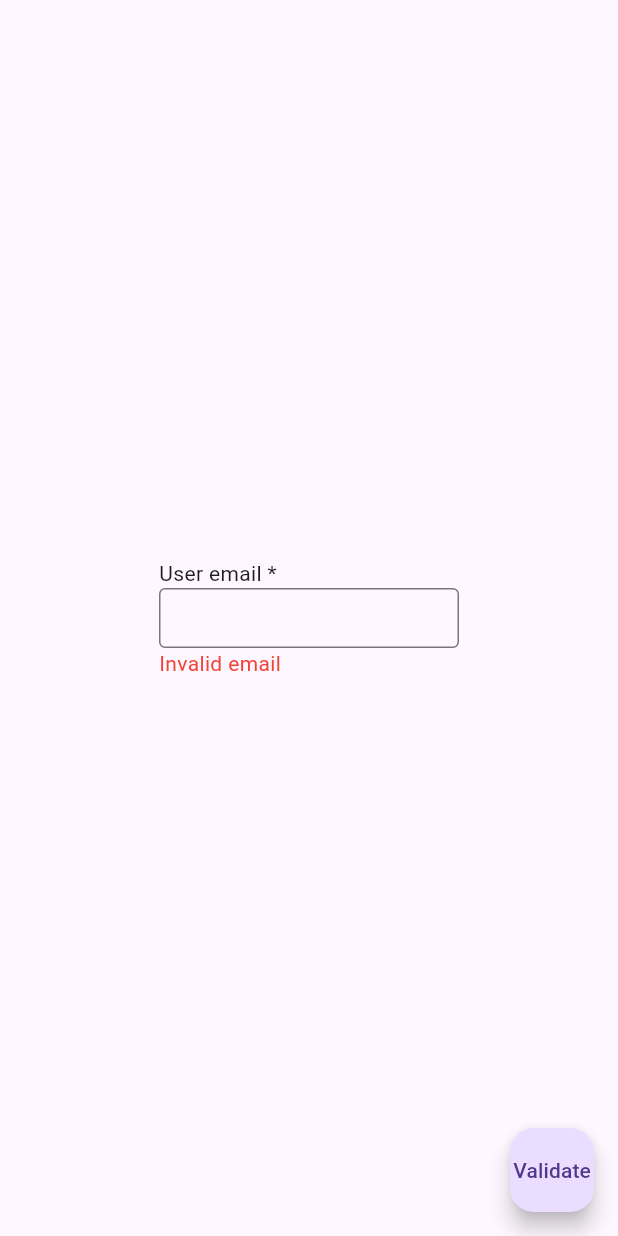
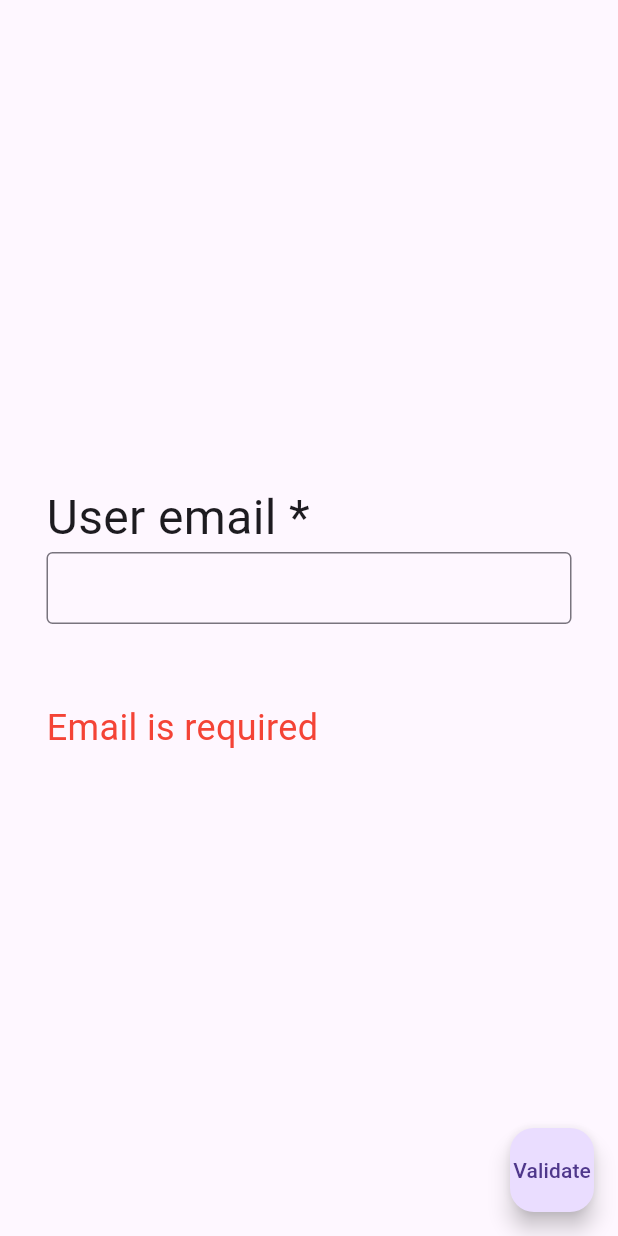
Before and after one commit to CHRISTOPANANJICKAL/fast_validator, a Flutter app: the screen it shows after launch, after a tap on "Validate", on a phone screen of 412 x 824 dp. Run offline on Flutter 3.47's test engine with Material 3 defaults, Android fonts, the phone set to English and light mode, and no system bars.

Commit message:
Update: updated  main file example

```diff
--- a/example/lib/main.dart
+++ b/example/lib/main.dart
@@ -37,19 +37,20 @@ class _MyAppState extends State<MyApp> {
             mainAxisAlignment: MainAxisAlignment.center,
             crossAxisAlignment: CrossAxisAlignment.start,
             children: [
-              const Text('User email *'),
+              const Text('User email *', style: TextStyle(fontSize: 32)),
               SizedBox(
-                width: 200,
-                height: 40,
+                width: 350,
+                height: 100,
                 child: TextField(
                   controller: textController,
+                  style: const TextStyle(fontSize: 32),
                   decoration: const InputDecoration(
                     contentPadding: EdgeInsets.symmetric(horizontal: 6, vertical: 0),
                     border: OutlineInputBorder(borderSide: BorderSide(width: 3, color: Colors.green)),
                   ),
                 ),
               ),
-              Text(error ?? '', style: const TextStyle(color: Colors.red)),
+              Text(error ?? '', style: const TextStyle(color: Colors.red, fontSize: 24)),
             ],
           ),
         ),
@@ -59,17 +60,19 @@ class _MyAppState extends State<MyApp> {
   }
 
   void _validate() {
-    String text = 'user@gmail..com';
+    setState(() => error = null); // reset the error message
+
+    String text = textController.text.trim(); // extract the text to be validated.
 
     ValidationResult result = FastValidator.validate(text,
         fieldName: 'Email',
-        validators: [FastRequiredValidation(), FastEmailValidation(customMessage: 'Invalid email')]);
+        validators: [FastRequiredValidation(), FastEmailValidation(customMessage: 'Invalid email')]); // validate
 
     debugPrint('Result: ${result.result}');
     debugPrint('Valid: ${result.valid}');
     debugPrint('Type: ${result.type}');
     debugPrint('ErrorMsg: ${result.errorMessage}');
 
-    if (!result.valid) setState(() => error = result.errorMessage);
+    if (!result.valid) setState(() => error = result.errorMessage); // update the error message
   }
 }
```
